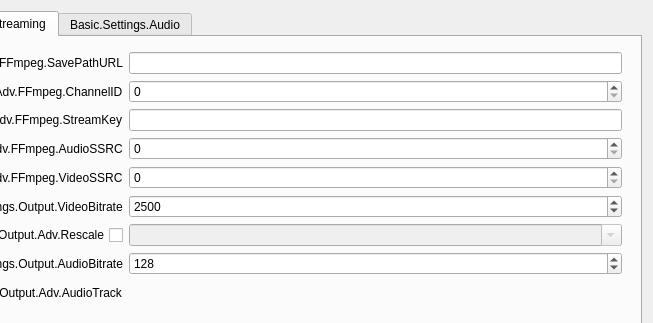
Qt form obs/forms/OBSBasicSettings.ui (mixer/tachyon) before a commit; both pictures show x 315 to 968 and y 0 to 323 of the 968 by 697 pixel window.
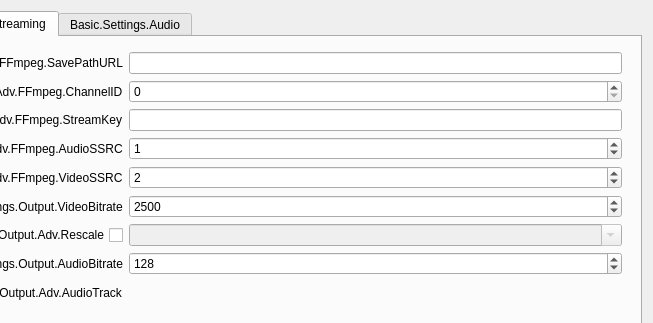
The same form after that commit. Icons and pictures are not drawn.

What changed in the file:
```diff
--- a/obs/forms/OBSBasicSettings.ui
+++ b/obs/forms/OBSBasicSettings.ui
@@ -456,6 +456,9 @@
                        <property name="maximum">
                         <number>100000</number>
                        </property>
+                       <property name="value">
+                        <number>1</number>
+                       </property>
                       </widget>
                      </item>
                      <item row="4" column="0">
@@ -470,6 +473,9 @@
                        <property name="maximum">
                         <number>10000</number>
                        </property>
+                       <property name="value">
+                        <number>2</number>
+                       </property>
                       </widget>
                      </item>
                     </layout>
```
Left out of the diff: 10 changed lines with no effect on the pictures.
